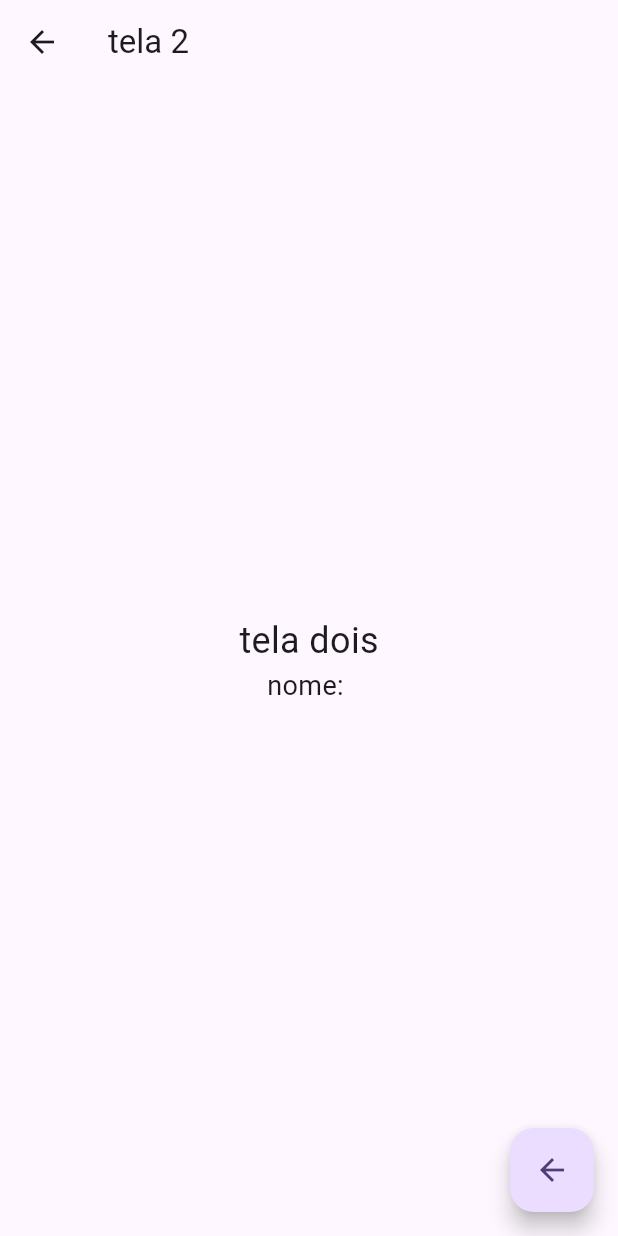
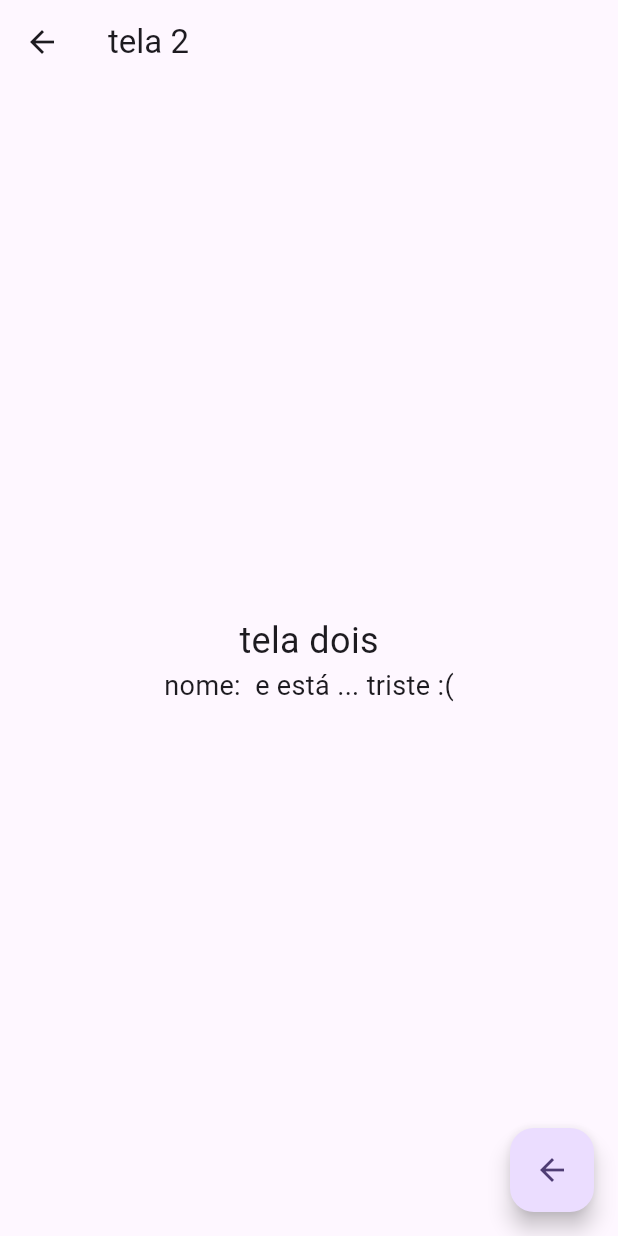
Before and after one commit to tgmoraes/dev_mobile_2026_1, a Flutter app: the TelaDados screen opened directly with empty values, on a phone screen of 412 x 824 dp. Run offline on Flutter 3.47's test engine with Material 3 defaults, Android fonts, the phone set to English and light mode, and no system bars.

Commit message:
a3.2: navegacao nomeada e input de check

```diff
--- /dev/null
+++ b/aula3_navegacao/lib/pessoa.dart
@@ -0,0 +1,7 @@
+class Pessoa{
+  final String nome;
+  final bool estaFeliz;
+
+  Pessoa({required this.nome, required this.estaFeliz});
+
+}
--- /dev/null
+++ b/aula3_navegacao/lib/rotas.dart
@@ -0,0 +1,4 @@
+class Rotas{
+  static final telaPrincipal = "/";
+  static final telaSecundaria = "/tela-secundaria";
+}
--- a/aula3_navegacao/lib/tela_secundaria.dart
+++ b/aula3_navegacao/lib/tela_secundaria.dart
@@ -1,15 +1,14 @@
+import 'package:aula3_navegacao/pessoa.dart';
 import 'package:flutter/material.dart';
 
 class TelaDados extends StatelessWidget{
-  final String nome;
-
-  const TelaDados({super.key, required this.nome});
+  const TelaDados({super.key});
 
 
   @override
   Widget build(BuildContext context) {
-    //final Aluno aluno = ModalRoute.of(context).settings.arguments as Aluno ;
-    // TODO: implement build
+    //! programador garante que nao sera nulo, pois tem uma rota associada
+    Pessoa pessoa = ModalRoute.of(context)?.settings.arguments as Pessoa ;
     return Scaffold(
       appBar: AppBar(
         title: Text("tela 2"),
@@ -21,7 +20,7 @@ class TelaDados extends StatelessWidget{
             Text("tela dois",
               style: TextStyle(fontSize: 24)
               ),
-            Text("nome: $nome",
+            Text("nome: ${pessoa.nome} e está ${pessoa.estaFeliz?"FELIZ! :)": "... triste :("}",
               style: TextStyle( fontSize: 18)
               )
           ],
```
Also changed, not shown: aula3_navegacao/lib/main.dart (+5 -2 lines), aula3_navegacao/lib/tela_principal.dart (+21 -11 lines).
